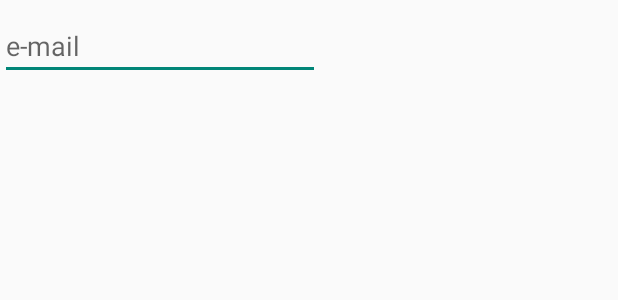
After one commit to MarcosMarossi/medical-record, an Android app: the layout act_list_patient.xml on its own in the app's theme, with its tools: preview values and no code run, on a phone screen of 412 x 824 dp. The commit adds this screen. Shown: the top 300 px of the screen. Run offline under Robolectric (Android 15) with nearby library versions, the phone set to English and light mode, and no system bars; Roboto replaces fonts that are not available here.

Commit message:
Add ActivityListPatient

```diff
--- a/app/src/main/AndroidManifest.xml
+++ b/app/src/main/AndroidManifest.xml
@@ -15,7 +15,8 @@
         android:roundIcon="@mipmap/ic_launcher_round"
         android:supportsRtl="true"
         android:theme="@style/Theme.AppCompat.Light">
-        <activity android:name=".Nurse.QrCodeActivity"></activity>
+        <activity android:name=".Nurse.ActivityListPatient"></activity>
+        <activity android:name=".Nurse.QrCodeActivity" />
         <activity android:name=".User.Scheduling.Slide02Activity" />
         <activity android:name=".User.Scheduling.Slide01Activity" />
         <activity
--- a/app/src/main/java/com/example/emr/Nurse/QrCodeActivity.java
+++ b/app/src/main/java/com/example/emr/Nurse/QrCodeActivity.java
@@ -1,6 +1,7 @@
 package com.example.emr.Nurse;
 
 import android.Manifest;
+import android.content.Intent;
 import android.support.v7.app.AppCompatActivity;
 import android.os.Bundle;
 import android.widget.TextView;
@@ -61,6 +62,9 @@ public class QrCodeActivity extends AppCompatActivity implements ZXingScannerVie
 
     @Override
     public void handleResult(Result rawResult) {
-        txtResult.setText(rawResult.getText());
+        String mac = rawResult.toString();
+        String aux = mac.substring(mac.lastIndexOf("/")+1);
+        txtResult.setText(aux);
+        startActivity(new Intent(QrCodeActivity.this,ActivityListPatient.class).putExtra("mac",aux));
     }
 }
--- /dev/null
+++ b/app/src/main/res/layout/act_list_patient.xml
@@ -0,0 +1,29 @@
+<?xml version="1.0" encoding="utf-8"?>
+<RelativeLayout xmlns:android="http://schemas.android.com/apk/res/android"
+    xmlns:app="http://schemas.android.com/apk/res-auto"
+    xmlns:tools="http://schemas.android.com/tools"
+    android:layout_width="match_parent"
+    android:layout_height="match_parent"
+    tools:context=".Nurse.ActivityListPatient">
+
+    <EditText
+        android:id="@+id/edtPaciente"
+        android:layout_width="wrap_content"
+        android:layout_height="wrap_content"
+        android:layout_marginTop="8dp"
+        android:ems="10"
+        android:hint="e-mail"
+        android:inputType="textPersonName"
+        app:layout_constraintEnd_toEndOf="parent"
+        app:layout_constraintStart_toStartOf="parent"
+        app:layout_constraintTop_toTopOf="parent" />
+
+    <ListView
+        android:id="@+id/listPatient"
+        android:layout_width="409dp"
+        android:layout_height="729dp"
+        android:layout_below="@id/edtPaciente"
+        app:layout_constraintEnd_toEndOf="parent"
+        app:layout_constraintStart_toStartOf="parent"
+        app:layout_constraintTop_toTopOf="parent" />
+</RelativeLayout>
--- a/app/src/main/res/values/strings.xml
+++ b/app/src/main/res/values/strings.xml
@@ -55,8 +55,6 @@
     </string-array>
 
 
-
-
     // Histórico
 
     <string name="historico">Histórico</string>
@@ -67,7 +65,6 @@
 
 
     // API Calendario Semanas
-
 
 
     // Menu Sair Usuário
@@ -154,5 +151,4 @@
     <string name="hint_horario">Horário da consulta</string>
 
 
-
 </resources>
```
Also changed, not shown: app/src/main/java/com/example/emr/Nurse/ActivityListPatient.java (added, +15 -0 lines).
